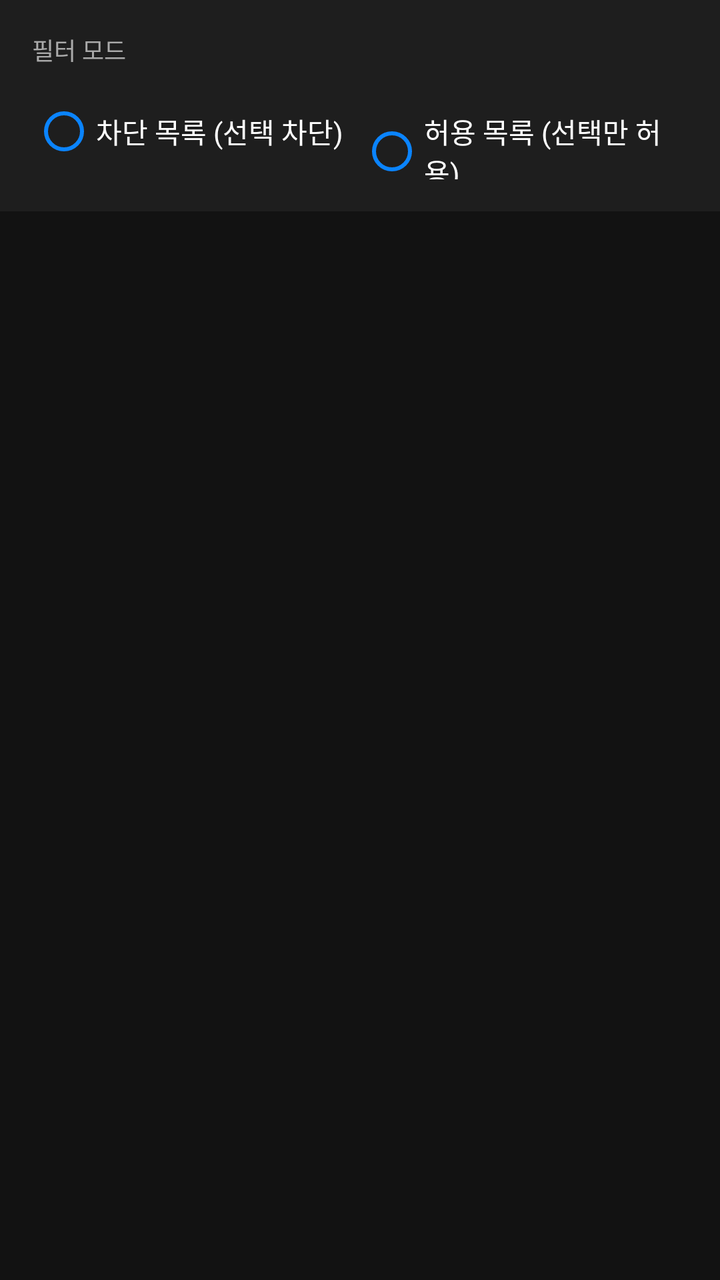
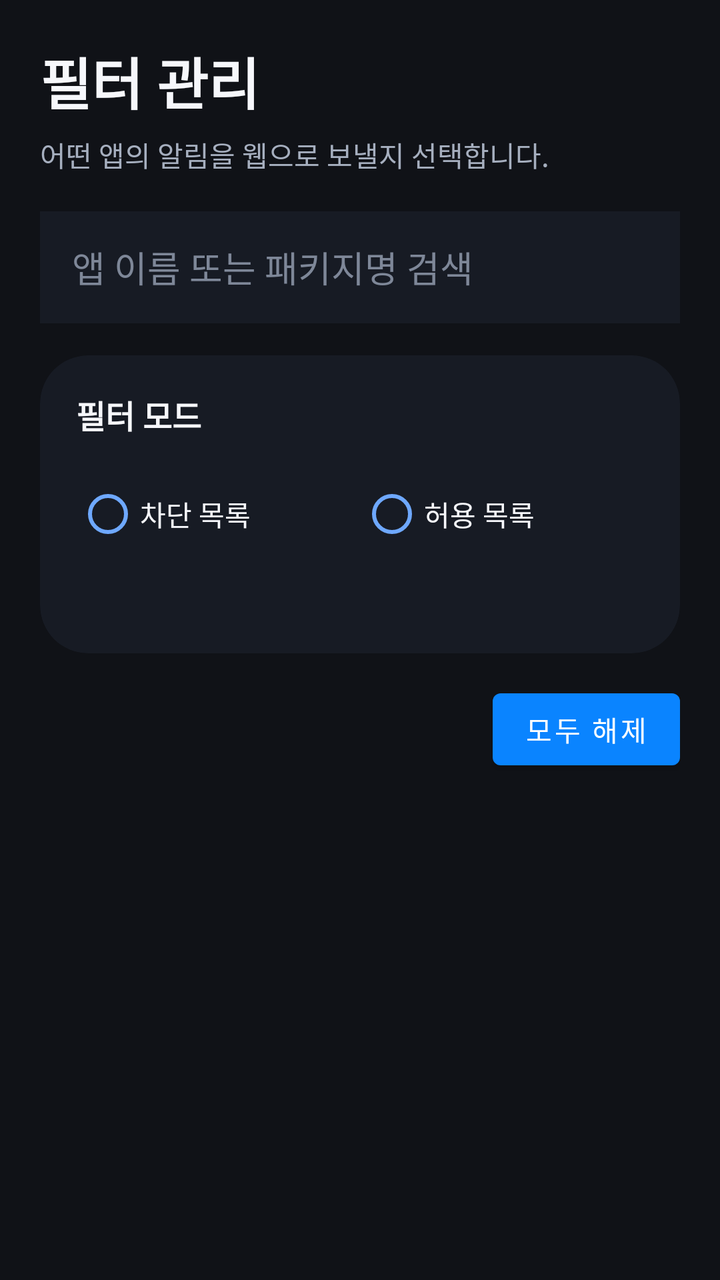

Screens rendered from an Android XML layout before and after an edit, with the pre-edit source and the edit as a unified diff.
<!-- AndroidManifest.xml: application theme Theme.Reverb -->
<!-- res/layout/activity_filter.xml -->
<?xml version="1.0" encoding="utf-8"?>
<LinearLayout xmlns:android="http://schemas.android.com/apk/res/android"
    android:layout_width="match_parent"
    android:layout_height="match_parent"
    android:orientation="vertical"
    android:background="#121212">

    
    <LinearLayout
        android:layout_width="match_parent"
        android:layout_height="wrap_content"
        android:orientation="vertical"
        android:padding="16dp"
        android:background="#1E1E1E">

        <TextView
            android:layout_width="wrap_content"
            android:layout_height="wrap_content"
            android:text="필터 모드"
            android:textColor="#AAAAAA"
            android:textSize="12sp"
            android:layout_marginBottom="8dp" />

        <RadioGroup
            android:id="@+id/rgMode"
            android:layout_width="match_parent"
            android:layout_height="wrap_content"
            android:orientation="horizontal">

            <RadioButton
                android:id="@+id/rbBlacklist"
                android:layout_width="0dp"
                android:layout_height="wrap_content"
                android:layout_weight="1"
                android:text="차단 목록 (선택 차단)"
                android:textColor="#FFFFFF"
                android:buttonTint="#0A84FF" />

            <RadioButton
                android:id="@+id/rbWhitelist"
                android:layout_width="0dp"
                android:layout_height="wrap_content"
                android:layout_weight="1"
                android:text="허용 목록 (선택만 허용)"
                android:textColor="#FFFFFF"
                android:buttonTint="#0A84FF" />

        </RadioGroup>
    </LinearLayout>

    
    <androidx.recyclerview.widget.RecyclerView
        android:id="@+id/rvApps"
        android:layout_width="match_parent"
        android:layout_height="0dp"
        android:layout_weight="1" />

</LinearLayout>
<!-- resources referenced by this layout -->
<resources>
  <style name="Theme.Reverb" parent="Theme.MaterialComponents.DayNight.NoActionBar">
          <item name="colorPrimary">#0A84FF</item>
          <item name="colorPrimaryVariant">#005EC2</item>
          <item name="colorOnPrimary">#FFFFFF</item>
          <item name="colorSurface">#1E1E1E</item>
          <item name="android:windowBackground">#121212</item>
          <item name="android:statusBarColor">#121212</item>
          <item name="android:navigationBarColor">#121212</item>
      </style>
</resources>

<!-- the commit's change to res/layout/activity_filter.xml (unified diff, before → after) -->
@@ -1,58 +1,153 @@
 <?xml version="1.0" encoding="utf-8"?>
 <LinearLayout xmlns:android="http://schemas.android.com/apk/res/android"
+    xmlns:app="http://schemas.android.com/apk/res-auto"
     android:layout_width="match_parent"
     android:layout_height="match_parent"
-    android:orientation="vertical"
-    android:background="#121212">
+    android:background="#101217"
+    android:orientation="vertical">
 
-    
     <LinearLayout
         android:layout_width="match_parent"
         android:layout_height="wrap_content"
         android:orientation="vertical"
-        android:padding="16dp"
-        android:background="#1E1E1E">
+        android:paddingStart="20dp"
+        android:paddingTop="20dp"
+        android:paddingEnd="20dp"
+        android:paddingBottom="16dp">
 
         <TextView
             android:layout_width="wrap_content"
             android:layout_height="wrap_content"
-            android:text="필터 모드"
-            android:textColor="#AAAAAA"
-            android:textSize="12sp"
-            android:layout_marginBottom="8dp" />
+            android:text="@string/filter_title"
+            android:textColor="#F6F7FB"
+            android:textSize="28sp"
+            android:textStyle="bold" />
 
-        <RadioGroup
-            android:id="@+id/rgMode"
+        <TextView
             android:layout_width="match_parent"
             android:layout_height="wrap_content"
+            android:layout_marginTop="6dp"
+            android:text="@string/filter_subtitle"
+            android:textColor="#A6AFBF"
+            android:textSize="14sp" />
+
+        <EditText
+            android:id="@+id/etSearch"
+            android:layout_width="match_parent"
+            android:layout_height="56dp"
+            android:layout_marginTop="18dp"
+            android:background="#171B24"
+            android:hint="@string/filter_search_hint"
+            android:importantForAutofill="no"
+            android:inputType="text"
+            android:paddingStart="16dp"
+            android:paddingEnd="16dp"
+            android:textColor="#F6F7FB"
+            android:textColorHint="#7E8798" />
+
+        <androidx.cardview.widget.CardView
+            android:layout_width="match_parent"
+            android:layout_height="wrap_content"
+            android:layout_marginTop="16dp"
+            app:cardBackgroundColor="#171B24"
+            app:cardCornerRadius="24dp"
+            app:cardElevation="0dp">
+
+            <LinearLayout
+                android:layout_width="match_parent"
+                android:layout_height="wrap_content"
+                android:orientation="vertical"
+                android:padding="18dp">
+
+                <TextView
+                    android:layout_width="wrap_content"
+                    android:layout_height="wrap_content"
+                    android:text="@string/filter_mode_title"
+                    android:textColor="#F6F7FB"
+                    android:textSize="16sp"
+                    android:textStyle="bold" />
+
+                <RadioGroup
+                    android:id="@+id/rgMode"
+                    android:layout_width="match_parent"
+                    android:layout_height="wrap_content"
+                    android:layout_marginTop="14dp"
+                    android:orientation="horizontal">
+
+                    <RadioButton
+                        android:id="@+id/rbBlacklist"
+                        android:layout_width="0dp"
+                        android:layout_height="wrap_content"
+                        android:layout_weight="1"
+                        android:buttonTint="#6EA8FE"
+                        android:minHeight="48dp"
+                        android:text="@string/filter_mode_blacklist"
+                        android:textColor="#F6F7FB" />
+
+                    <RadioButton
+                        android:id="@+id/rbWhitelist"
+                        android:layout_width="0dp"
+                        android:layout_height="wrap_content"
+                        android:layout_weight="1"
+                        android:buttonTint="#6EA8FE"
+                        android:minHeight="48dp"
+                        android:text="@string/filter_mode_whitelist"
+                        android:textColor="#F6F7FB" />
+                </RadioGroup>
+
+                <TextView
+                    android:id="@+id/tvModeDescription"
+                    android:layout_width="match_parent"
+                    android:layout_height="wrap_content"
+                    android:layout_marginTop="10dp"
+                    android:textColor="#A6AFBF"
+                    android:textSize="13sp" />
+            </LinearLayout>
+        </androidx.cardview.widget.CardView>
+
+        <LinearLayout
+            android:layout_width="match_parent"
+            android:layout_height="wrap_content"
+            android:layout_marginTop="14dp"
+            android:gravity="center_vertical"
             android:orientation="horizontal">
 
-            <RadioButton
-                android:id="@+id/rbBlacklist"
+            <TextView
+                android:id="@+id/tvSelectionCount"
                 android:layout_width="0dp"
                 android:layout_height="wrap_content"
                 android:layout_weight="1"
-                android:text="차단 목록 (선택 차단)"
-                android:textColor="#FFFFFF"
-                android:buttonTint="#0A84FF" />
+                android:textColor="#F6F7FB"
+                android:textSize="15sp"
+                android:textStyle="bold" />
 
-            <RadioButton
-                android:id="@+id/rbWhitelist"
-                android:layout_width="0dp"
-                android:layout_height="wrap_content"
-                android:layout_weight="1"
-                android:text="허용 목록 (선택만 허용)"
-                android:textColor="#FFFFFF"
-                android:buttonTint="#0A84FF" />
-
-        </RadioGroup>
+            <Button
+                android:id="@+id/btnClearAll"
+                android:layout_width="wrap_content"
+                android:layout_height="48dp"
+                android:text="@string/filter_clear_all"
+                android:textAllCaps="false" />
+        </LinearLayout>
     </LinearLayout>
 
-    
     <androidx.recyclerview.widget.RecyclerView
         android:id="@+id/rvApps"
         android:layout_width="match_parent"
         android:layout_height="0dp"
-        android:layout_weight="1" />
+        android:layout_weight="1"
+        android:clipToPadding="false"
+        android:paddingStart="20dp"
+        android:paddingEnd="20dp"
+        android:paddingBottom="20dp" />
 
+    <TextView
+        android:id="@+id/tvEmptyState"
+        android:layout_width="match_parent"
+        android:layout_height="wrap_content"
+        android:gravity="center"
+        android:padding="24dp"
+        android:text="@string/filter_empty"
+        android:textColor="#7E8798"
+        android:textSize="14sp"
+        android:visibility="gone" />
 </LinearLayout>
<!-- resource entries referenced after the edit -->
@@ -1,5 +1,13 @@
 <!-- resources referenced by this layout -->
 <resources>
+  <string name="filter_clear_all">모두 해제</string>
+  <string name="filter_empty">조건에 맞는 앱이 없습니다.</string>
+  <string name="filter_mode_blacklist">차단 목록</string>
+  <string name="filter_mode_title">필터 모드</string>
+  <string name="filter_mode_whitelist">허용 목록</string>
+  <string name="filter_search_hint">앱 이름 또는 패키지명 검색</string>
+  <string name="filter_subtitle">어떤 앱의 알림을 웹으로 보낼지 선택합니다.</string>
+  <string name="filter_title">필터 관리</string>
   <style name="Theme.Reverb" parent="Theme.MaterialComponents.DayNight.NoActionBar">
           <item name="colorPrimary">#0A84FF</item>
           <item name="colorPrimaryVariant">#005EC2</item>
